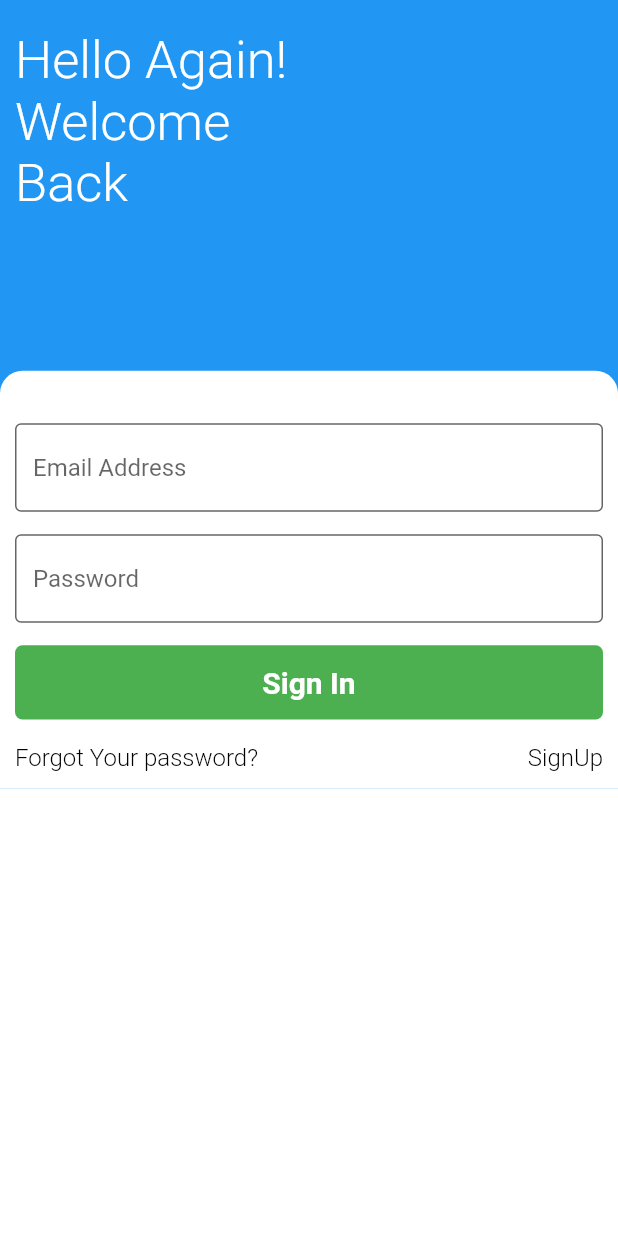
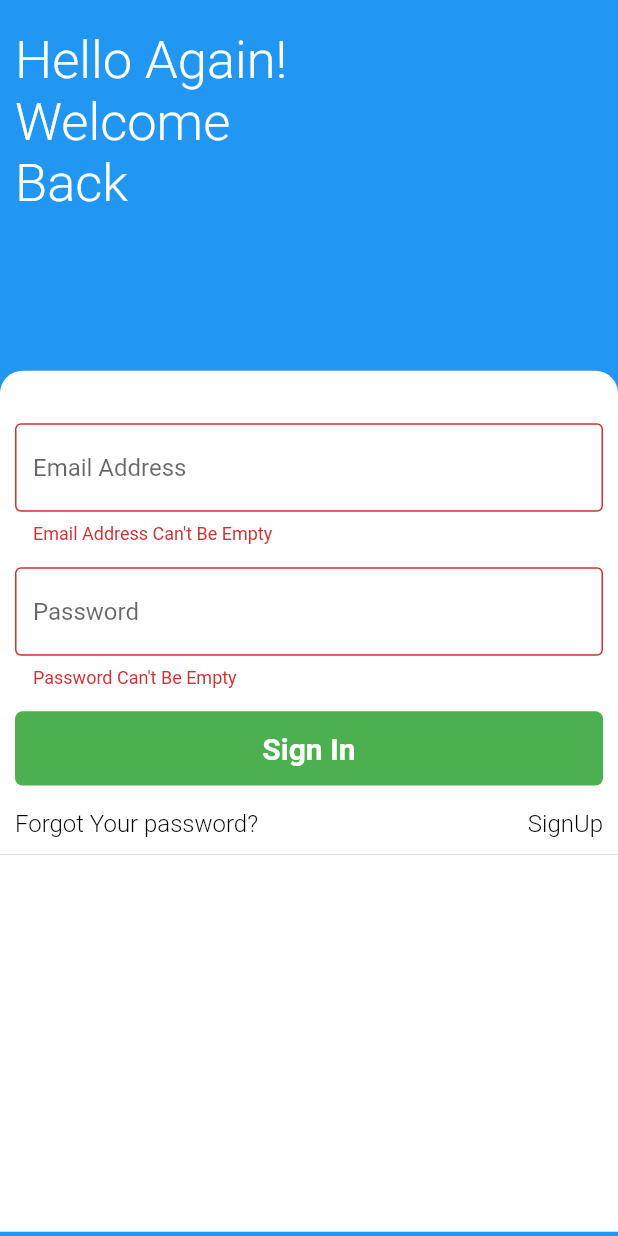
Before and after one commit to Motion30/blue_fibre, a Flutter app: the screen it shows after launch, after a tap on "Sign In", on a phone screen of 412 x 824 dp. Run offline on Flutter 3.47's test engine with Material 2 defaults, Android fonts, the phone set to English and light mode, and no system bars; our stand-ins replace cloud_firestore, firebase_auth, firebase_core, flutter_riverpod, get_it, hive; accounts and stored records are empty.

Commit message:
implemeted login functionality

```diff
--- /dev/null
+++ b/lib/business_logic/auth/model/login_user_model.dart
@@ -0,0 +1,7 @@
+import 'package:flutter/material.dart';
+
+class LoginUserModel {
+  const LoginUserModel({@required this.uid});
+
+  final String uid;
+}
--- /dev/null
+++ b/lib/business_logic/auth/model/user_details_model.dart
@@ -0,0 +1,47 @@
+import 'package:cloud_firestore/cloud_firestore.dart';
+import 'package:flutter/material.dart';
+
+class UserModel {
+  UserModel({
+    @required this.uid,
+    @required this.email,
+    @required this.fullName,
+    @required this.userName,
+    @required this.phoneNumber,
+    @required this.profilePicUrl,
+    this.timestamp,
+  });
+
+  String uid;
+  String email;
+  String fullName;
+  String userName;
+  int phoneNumber;
+  String profilePicUrl;
+  Timestamp timestamp;
+
+  Map<String, dynamic> toMap() {
+    return <String, dynamic>{
+      'uid': uid,
+      'email': email,
+      'fullName': fullName,
+      'userName': userName,
+      'phoneNumber': phoneNumber,
+      'profilePicUrl': profilePicUrl,
+      'timestamp': timestamp,
+    };
+  }
+
+  // ignore: sort_constructors_first
+  factory UserModel.fromMap(Map<String, dynamic> map) {
+    return UserModel(
+      uid: map['uid'] as String,
+      email: map['email'] as String,
+      fullName: map['fullName'] as String,
+      userName: map['userName'] as String,
+      phoneNumber: map['phoneNumber'] as int,
+      profilePicUrl: map['profilePicUrl'] as String,
+      timestamp: map['timestamp'] as Timestamp,
+    );
+  }
+}
--- a/lib/business_logic/local_db/hive_init.dart
+++ b/lib/business_logic/local_db/hive_init.dart
@@ -9,9 +9,9 @@ class HiveInitMethods {
     /// This method will be called at the start of the app, this will start
     /// a local Database this will host/store the user Data.
 
-    Directory documentDir = await getApplicationSupportDirectory();
+    final Directory documentDir = await getApplicationSupportDirectory();
     Hive.init(documentDir.path);
-    await Hive.openBox('userData');
+    await Hive.openBox('userDataDb');
     debugPrint('open userDat');
   }
 
--- a/lib/main.dart
+++ b/lib/main.dart
@@ -1,14 +1,19 @@
 import 'package:blue_fibre/business_logic/local_db/hive_init.dart';
+import 'package:blue_fibre/service_locator.dart';
 import 'package:blue_fibre/ui/authentication/pages/wrapper.dart';
+import 'package:firebase_core/firebase_core.dart';
 import 'package:flutter/material.dart';
+import 'package:flutter_riverpod/flutter_riverpod.dart';
 
 Future<void> main() async {
   WidgetsFlutterBinding.ensureInitialized();
   await HiveInitMethods.initHiveDatabase();
-  runApp(MyApp());
+  await Firebase.initializeApp();
+  ServiceLocator.setup();
+  runApp(ProviderScope(child: BlueFiberApp()));
 }
 
-class MyApp extends StatelessWidget {
+class BlueFiberApp extends StatelessWidget {
   @override
   Widget build(BuildContext context) {
     return MaterialApp(
--- /dev/null
+++ b/lib/service_locator.dart
@@ -0,0 +1,12 @@
+import 'package:blue_fibre/business_logic/auth/repo/authentication_repo.dart';
+import 'package:blue_fibre/business_logic/local_db/hive_methods.dart';
+import 'package:get_it/get_it.dart';
+
+final GetIt getIt = GetIt.instance;
+
+class ServiceLocator {
+  static void setup() {
+    getIt.registerLazySingleton<AuthenticationRepo>(() => AuthenticationRepo());
+    getIt.registerLazySingleton<HiveMethods>(() => HiveMethods());
+  }
+}
--- a/lib/ui/authentication/pages/login_page.dart
+++ b/lib/ui/authentication/pages/login_page.dart
@@ -19,13 +19,18 @@ class LoginPage extends StatelessWidget {
   Widget body(BuildContext context) {
     final Size size = MediaQuery.of(context).size;
 
-    return Column(
-      children: <Widget>[
-        LoginPageMessage(size: size),
-        LoginPageForm(size: size),
-        LoginPageMoreOptions(size: size, navigate: () => callBack()),
-        Expanded(child: Container(color: Colors.white)),
-      ],
+    return SingleChildScrollView(
+      child: Column(
+        children: <Widget>[
+          LoginPageMessage(size: size),
+          LoginPageForm(size: size),
+          LoginPageMoreOptions(size: size, navigate: () => callBack()),
+          SizedBox(
+            height: size.height * 0.305,
+            child: Container(color: Colors.white),
+          ),
+        ],
+      ),
     );
   }
 }
--- a/lib/ui/authentication/widgets/login_widget.dart
+++ b/lib/ui/authentication/widgets/login_widget.dart
@@ -1,3 +1,5 @@
+import 'package:blue_fibre/business_logic/auth/repo/authentication_repo.dart';
+import 'package:blue_fibre/ui/home/pages/home_page.dart';
 import 'package:blue_fibre/ui/shared_widgets/custom_constant_widget.dart';
 import 'package:flutter/foundation.dart';
 import 'package:flutter/material.dart';
@@ -36,6 +38,33 @@ class _LoginPageFormState extends State<LoginPageForm> {
   final GlobalKey<FormState> formKey = GlobalKey<FormState>();
   final TextEditingController emailController = TextEditingController();
   final TextEditingController passwordController = TextEditingController();
+  final ValueNotifier<bool> isLoading = ValueNotifier<bool>(false);
+
+  Future<void> validate() async {
+    final FormState formState = formKey.currentState;
+
+    if (formState.validate()) {
+      final String email = emailController.text.trim();
+      final String password = passwordController.text.trim();
+
+      isLoading.value = true;
+      final AuthenticationRepo auth = AuthenticationRepo();
+
+      try {
+        await auth.loginWithEmailAndPassword(email: email, password: password);
+        debugPrint('Login successfull');
+        Navigator.of(context).pushReplacement(
+          MaterialPageRoute<Widget>(
+            builder: (_) => HomePage(),
+          ),
+        );
+      } catch (e) {
+        debugPrint(e.toString());
+      }
+
+      isLoading.value = false;
+    }
+  }
 
   @override
   Widget build(BuildContext context) {
@@ -58,7 +87,6 @@ class _LoginPageFormState extends State<LoginPageForm> {
             CustomTextField(
               controller: emailController,
               title: 'Email Address',
-              // inputBorder: const UnderlineInputBorder(),
             ),
             const SizedBox(height: 15.0),
             CustomTextField(
@@ -67,10 +95,19 @@ class _LoginPageFormState extends State<LoginPageForm> {
               hideText: true,
             ),
             const SizedBox(height: 15.0),
-            CustomButton(
-              size: MediaQuery.of(context).size,
-              title: 'Sign In',
-              onPress: () => debugPrint('1'),
+            ValueListenableBuilder<bool>(
+              valueListenable: isLoading,
+              builder: (_, bool value, Widget child) {
+                if (value == true) {
+                  return const Center(child: CircularProgressIndicator());
+                } else {
+                  return CustomButton(
+                    size: MediaQuery.of(context).size,
+                    title: 'Sign In',
+                    onPress: () => validate(),
+                  );
+                }
+              },
             ),
           ],
         ),
--- /dev/null
+++ b/lib/utils/firestore_document_value.dart
@@ -0,0 +1 @@
+const String firestoreUserData = 'userData';
```
Also changed, not shown: lib/business_logic/auth/repo/authentication_repo.dart (added, +79 -0 lines), lib/business_logic/auth/service/authenication_service.dart (added, +8 -0 lines), lib/business_logic/local_db/hive_methods.dart (added, +35 -0 lines), lib/ui/home/pages/home_page.dart (added, +10 -0 lines), 1 other file.
